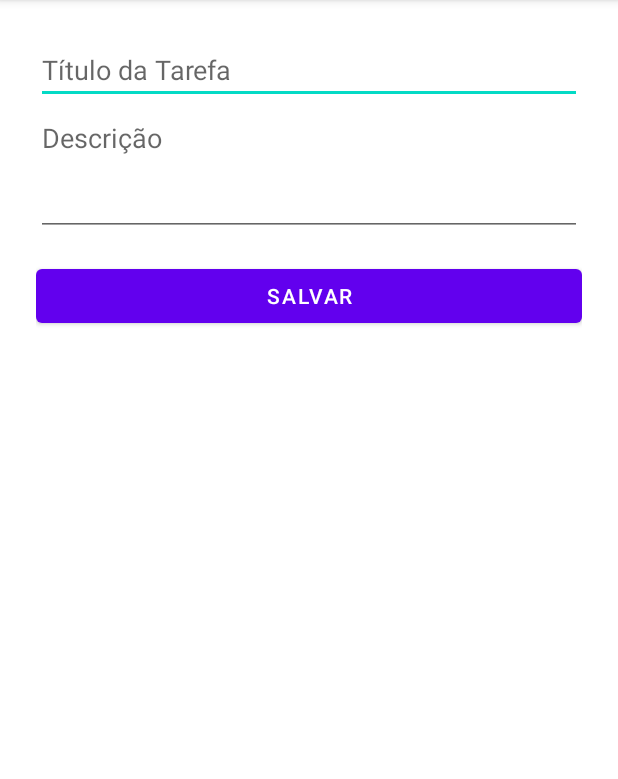
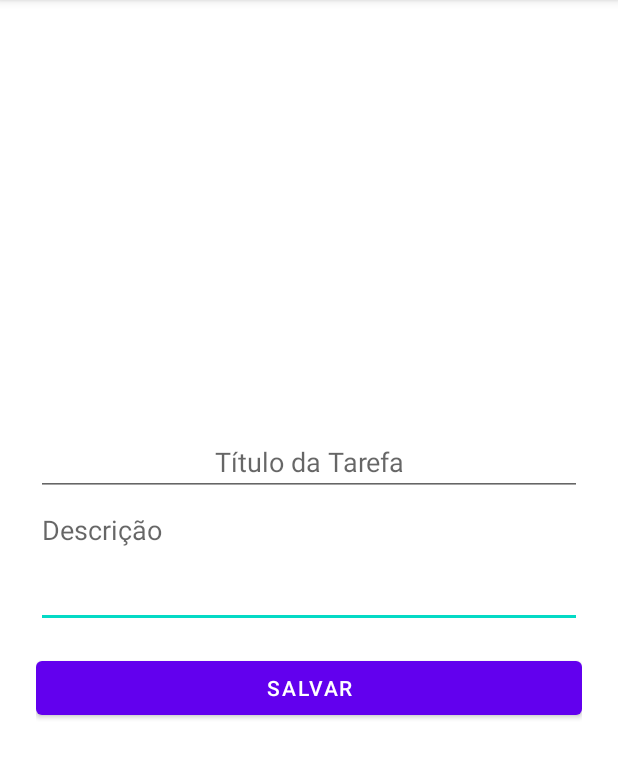
Before and after one commit to CauaACC/PF_IAK, an Android app: the AddItemActivity screen opened directly, with no data from a screen before it, on a phone screen of 412 x 824 dp, the part 84-863 px from its top. Run offline under Robolectric (Android 15) with nearby library versions, the phone set to English and light mode, and no system bars; our stand-ins replace Room's generated code.

Commit message:
Seventh commit - Ajuste geral

```diff
--- a/app/src/main/AndroidManifest.xml
+++ b/app/src/main/AndroidManifest.xml
@@ -13,8 +13,7 @@
         android:supportsRtl="true"
         android:theme="@style/Theme.PF_IAK"
         tools:targetApi="31">
-        <activity android:name=".MainActivity"
-            android:exported="true">
+        <activity android:name=".MainActivity" android:exported="true">
             <intent-filter>
                 <action android:name="android.intent.action.MAIN" />
                 <category android:name="android.intent.category.LAUNCHER" />
--- a/app/src/main/java/com/example/pf_iak/AddItemActivity.kt
+++ b/app/src/main/java/com/example/pf_iak/AddItemActivity.kt
@@ -5,35 +5,22 @@ import android.widget.Button
 import android.widget.EditText
 import android.widget.Toast
 import androidx.appcompat.app.AppCompatActivity
-import androidx.lifecycle.lifecycleScope
-import androidx.room.Room
-import kotlinx.coroutines.Dispatchers
-import kotlinx.coroutines.launch
+import androidx.lifecycle.ViewModelProvider
 
 class AddItemActivity : AppCompatActivity() {
 
-    private lateinit var db: AppDatabase
-    private lateinit var dao: TarefaDao
+    private lateinit var viewModel: TarefaViewModel
 
     override fun onCreate(savedInstanceState: Bundle?) {
         super.onCreate(savedInstanceState)
         setContentView(R.layout.activity_add_item)
 
-        // Inicializando o banco de dados
-        db = Room.databaseBuilder(
-            applicationContext,
-            AppDatabase::class.java,
-            "tarefas.db"
-        ).build()
+        viewModel = ViewModelProvider(this)[TarefaViewModel::class.java]
 
-        dao = db.tarefaDao()
-
-        // Pegando as views do layout
         val etTitulo = findViewById<EditText>(R.id.etTitulo)
         val etDescricao = findViewById<EditText>(R.id.etDescricao)
         val btnSalvar = findViewById<Button>(R.id.btnSalvar)
 
-        // Ao clicar em "Salvar"
         btnSalvar.setOnClickListener {
             val titulo = etTitulo.text.toString()
             val descricao = etDescricao.text.toString()
@@ -41,16 +28,10 @@ class AddItemActivity : AppCompatActivity() {
             if (titulo.isNotBlank() && descricao.isNotBlank()) {
                 val novaTarefa = Tarefa(titulo = titulo, descricao = descricao)
 
-                // Inserção usando coroutine
-                lifecycleScope.launch(Dispatchers.IO) {
-                    dao.inserir(novaTarefa)
+                viewModel.inserir(novaTarefa)
 
-                    // Mostra Toast na thread principal
-                    launch(Dispatchers.Main) {
-                        Toast.makeText(this@AddItemActivity, "Tarefa salva!", Toast.LENGTH_SHORT).show()
-                        finish()
-                    }
-                }
+                Toast.makeText(this, "Tarefa salva!", Toast.LENGTH_SHORT).show()
+                finish()
             } else {
                 Toast.makeText(this, "Preencha todos os campos!", Toast.LENGTH_SHORT).show()
             }
--- a/app/src/main/java/com/example/pf_iak/AppDatabase.kt
+++ b/app/src/main/java/com/example/pf_iak/AppDatabase.kt
@@ -17,7 +17,7 @@ abstract class AppDatabase : RoomDatabase() {
                 val instance = Room.databaseBuilder(
                     context.applicationContext,
                     AppDatabase::class.java,
-                    "tarefa_db"
+                    "tarefas.db"
                 ).build()
                 INSTANCE = instance
                 instance
--- a/app/src/main/java/com/example/pf_iak/MainActivity.kt
+++ b/app/src/main/java/com/example/pf_iak/MainActivity.kt
@@ -2,7 +2,6 @@ package com.example.pf_iak
 
 import android.content.Intent
 import android.os.Bundle
-import android.os.PersistableBundle
 import androidx.appcompat.app.AppCompatActivity
 import androidx.lifecycle.ViewModelProvider
 import androidx.recyclerview.widget.LinearLayoutManager
@@ -14,11 +13,11 @@ class MainActivity : AppCompatActivity() {
     private lateinit var viewModel: TarefaViewModel
     private lateinit var adapter: TarefaAdapter
 
-    override fun onCreate(savedInstanceState: Bundle?, persistentState: PersistableBundle?) {
+    override fun onCreate(savedInstanceState: Bundle?) {
         super.onCreate(savedInstanceState)
         setContentView(R.layout.activity_main)
 
-        adapter = TarefaAdapter(emptyList()) {  tarefa ->
+        adapter = TarefaAdapter(emptyList()) { tarefa ->
             val intent = Intent(this, DetalhesActivity::class.java)
             intent.putExtra("tarefaId", tarefa.id)
             startActivity(intent)
--- a/app/src/main/java/com/example/pf_iak/TarefaAdapter.kt
+++ b/app/src/main/java/com/example/pf_iak/TarefaAdapter.kt
@@ -7,7 +7,7 @@ import android.widget.TextView
 import androidx.recyclerview.widget.RecyclerView
 
 class TarefaAdapter(
-    private val lista: List<Tarefa>,
+    private var lista: List<Tarefa>,
     private val onItemClick: (Tarefa) -> Unit
 ) : RecyclerView.Adapter<TarefaAdapter.TarefaViewHolder>() {
 
@@ -38,7 +38,7 @@ class TarefaAdapter(
     override fun getItemCount(): Int = lista.size
 
     fun atualizarLista(novaLista: List<Tarefa>) {
-        val lista = novaLista
+        lista = novaLista
         notifyDataSetChanged()
     }
 }
--- a/app/src/main/res/layout/activity_add_item.xml
+++ b/app/src/main/res/layout/activity_add_item.xml
@@ -1,18 +1,21 @@
 <?xml version="1.0" encoding="utf-8"?>
 <ScrollView xmlns:android="http://schemas.android.com/apk/res/android"
     android:layout_width="match_parent"
-    android:layout_height="match_parent">
+    android:layout_height="match_parent"
+    android:fillViewport="true">
 
     <LinearLayout
         android:layout_width="match_parent"
         android:layout_height="wrap_content"
         android:orientation="vertical"
+        android:gravity="center"
         android:padding="24dp">
 
         <EditText
             android:id="@+id/etTitulo"
             android:layout_width="match_parent"
             android:layout_height="wrap_content"
+            android:gravity="center"
             android:hint="Título da Tarefa"
             android:inputType="text" />
 
--- a/app/src/main/res/layout/activity_main.xml
+++ b/app/src/main/res/layout/activity_main.xml
@@ -21,4 +21,6 @@
         android:layout_alignParentEnd="true"
         android:layout_margin="16dp"
         android:src="@android:drawable/ic_input_add" />
+
+
 </RelativeLayout>
```
Also changed, not shown: app/src/main/res/layout/item_tarefa.xml (+8 -8 lines).
